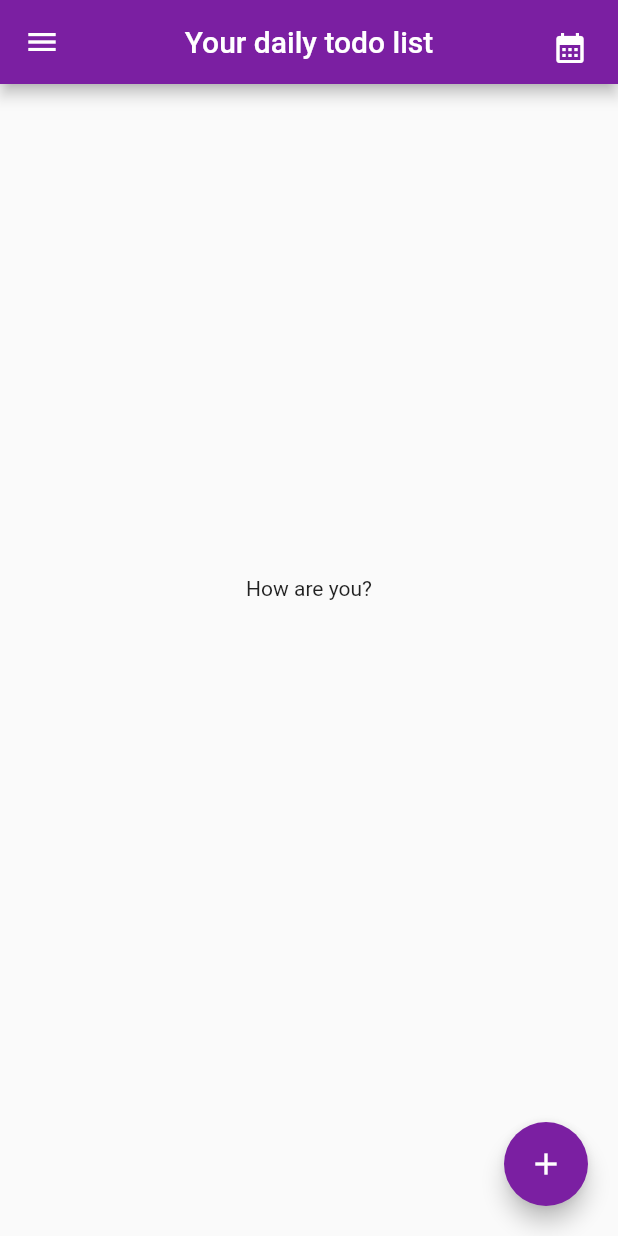
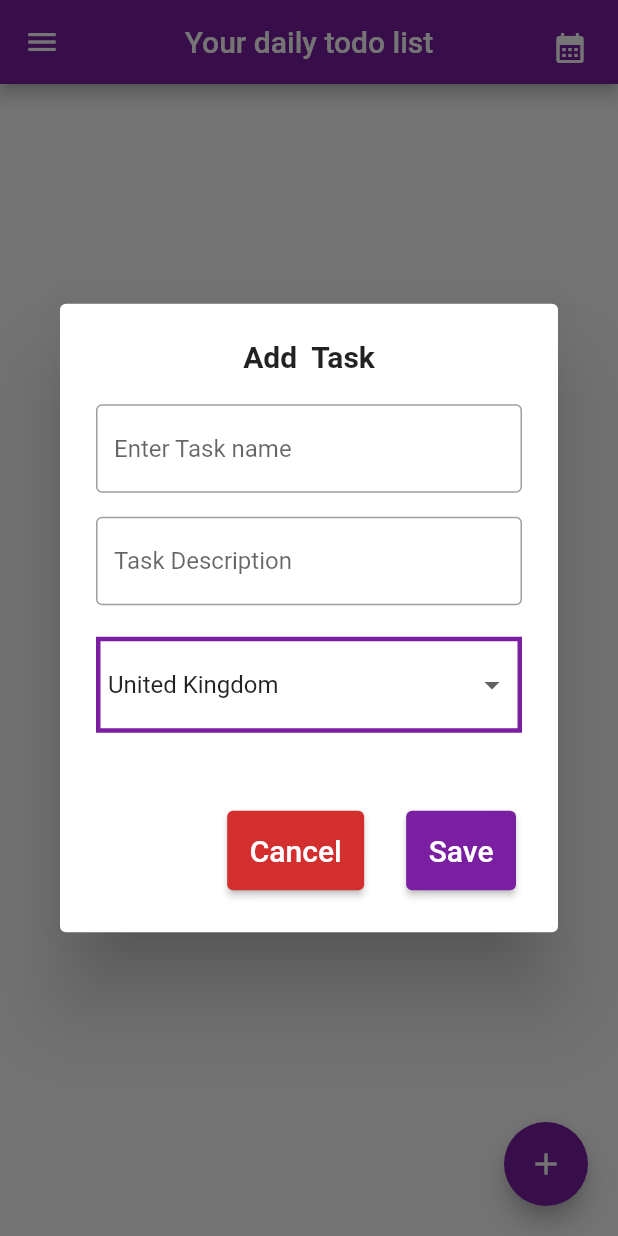
Before and after one commit to shihabsararrafid/todo-flutter, a Flutter app: the screen it shows after launch, after a tap on the "add" icon, on a phone screen of 412 x 824 dp. Run offline on Flutter 3.47's test engine with Material 2 defaults, Android fonts, the phone set to English and light mode, and no system bars; our stand-ins replace carousel_slider.

Commit message:
input field added

```diff
--- /dev/null
+++ b/lib/dialogbox.dart
@@ -0,0 +1,13 @@
+import 'package:flutter/material.dart';
+
+class DialogBox extends StatelessWidget {
+  const DialogBox({super.key});
+
+  @override
+  Widget build(BuildContext context) {
+    return AlertDialog(
+      title: const Text('AlertDialog Title'),
+      content: const Text('AlertDialog description'),
+    );
+  }
+}
--- /dev/null
+++ b/lib/list.dart
@@ -0,0 +1,15 @@
+import 'package:flutter/material.dart';
+
+class taskList extends StatefulWidget {
+  const taskList({super.key});
+
+  @override
+  State<taskList> createState() => _taskListState();
+}
+
+class _taskListState extends State<taskList> {
+  @override
+  Widget build(BuildContext context) {
+    return const Placeholder();
+  }
+}
--- a/lib/main.dart
+++ b/lib/main.dart
@@ -1,4 +1,6 @@
 import 'package:flutter/material.dart';
+import 'list.dart';
+import 'dialogbox.dart';
 import 'package:carousel_slider/carousel_slider.dart';
 
 void main() {
@@ -58,21 +60,179 @@ class todoList extends StatefulWidget {
 }
 
 class _todoListState extends State<todoList> {
+  String selectval = "United Kingdom";
+  final List<Map<String, dynamic>> _items = [
+    {
+      'value': 'boxValue',
+      'label': 'Box Label',
+      'icon': Icon(Icons.stop),
+    },
+    {
+      'value': 'circleValue',
+      'label': 'Circle Label',
+      'icon': Icon(Icons.fiber_manual_record),
+      'textStyle': TextStyle(color: Colors.red),
+    },
+    {
+      'value': 'starValue',
+      'label': 'Star Label',
+      'enable': false,
+      'icon': Icon(Icons.grade),
+    },
+  ];
+  var dropdownValue = 'United Kingdom';
+  void _showcontent() {
+    showDialog(
+      context: context, barrierDismissible: false, // user must tap button!
+
+      builder: (BuildContext context) {
+        return AlertDialog(
+          title: Center(
+            child: Text(
+              'Add  Task',
+              style: TextStyle(fontWeight: FontWeight.bold),
+            ),
+          ),
+          content: SingleChildScrollView(
+            child: ListBody(
+              children: <Widget>[
+                SizedBox(
+                  width: 400,
+                  child: TextField(
+                    decoration: InputDecoration(
+                        border: OutlineInputBorder(
+                            borderSide: BorderSide(color: Colors.purple)),
+                        focusedBorder: OutlineInputBorder(
+                          borderSide: BorderSide(color: Colors.purple.shade700),
+                        ),
+                        hintText: 'Enter Task name'),
+                  ),
+                ),
+                const SizedBox(
+                  height: 16,
+                ),
+                SizedBox(
+                  width: 400,
+                  height: 80,
+                  child: TextField(
+                    decoration: InputDecoration(
+                        border: OutlineInputBorder(
+                            borderSide: BorderSide(color: Colors.purple)),
+                        focusedBorder: OutlineInputBorder(
+                          borderSide: BorderSide(color: Colors.purple.shade700),
+                        ),
+                        hintText: 'Task Description'),
+                  ),
+                ),
+                // Step 1.
+
+// Step 2.
+                DecoratedBox(
+                  decoration: BoxDecoration(
+                      //background color of dropdown button
+                      border: Border.all(
+                          color: Colors.purple.shade700,
+                          width: 3), //border of dropdown button
+
+                      boxShadow: <BoxShadow>[
+                        //apply shadow on Dropdown button
+                        BoxShadow(
+                            color: Colors.white, //shadow for button
+                            blurRadius: 5) //blur radius of shadow
+                      ]),
+                  child: Padding(
+                    padding: const EdgeInsets.all(8.0),
+                    child: DropdownButton(
+                      value: selectval,
+                      items: [
+                        //add items in the dropdown
+                        DropdownMenuItem(
+                          child: Text("United Kingdom"),
+                          value: "United Kingdom",
+                        ),
+                        DropdownMenuItem(
+                            child: Text("Canada"), value: "Canada"),
+                        DropdownMenuItem(
+                          child: Text("Russia"),
+                          value: "Russia",
+                        )
+                      ],
+                      onChanged: (value) {
+                        //get value when changed
+                        print("You have selected $value");
+                        setState(() {
+                          selectval = value.toString();
+                        });
+                      },
+                      //dropdown background color
+                      underline: Container(), //remove underline
+                      isExpanded: true, //make
+                    ),
+                  ),
+                )
+              ],
+            ),
+          ),
+          actions: [
+            ElevatedButton(
+              child: Text(
+                'Cancel',
+                style: TextStyle(fontSize: 20),
+              ),
+              onPressed: () {
+                Navigator.of(context).pop();
+              },
+              style: ElevatedButton.styleFrom(
+                padding: EdgeInsets.all(15),
+                backgroundColor: Colors.red.shade700,
+              ),
+            ),
+            Padding(
+              padding: const EdgeInsets.all(20),
+              child: ElevatedButton(
+                child: Text(
+                  'Save',
+                  style: TextStyle(fontSize: 20),
+                ),
+                onPressed: () {
+                  Navigator.of(context).pop();
+                },
+                style: ElevatedButton.styleFrom(
+                  padding: EdgeInsets.all(15),
+                  backgroundColor: Colors.purple.shade700,
+                ),
+              ),
+            ),
+          ],
+        );
+      },
+    );
+  }
+
+  var todolist = "";
   @override
   Widget build(BuildContext context) {
     return Column(
       children: <Widget>[
         Expanded(
-            child: Center(
-          child: Text('How are you?'),
-        )),
+            child: todolist.length == 0
+                ? Center(
+                    child: Text(
+                      'No task found',
+                      style:
+                          TextStyle(fontSize: 30, fontWeight: FontWeight.bold),
+                    ),
+                  )
+                : taskList()),
         Padding(
           padding: const EdgeInsets.all(20),
           child: Align(
             alignment: Alignment.bottomRight,
             child: FloatingActionButton(
-              onPressed: () {},
-              tooltip: 'Add New Task',
+              onPressed: () {
+                _showcontent();
+              },
+              tooltip: 'Add  Task',
               backgroundColor: Colors.purple[700],
               child: const Icon(Icons.add),
             ), // This trailing comma makes auto-formatting nicer for build methods.
```
